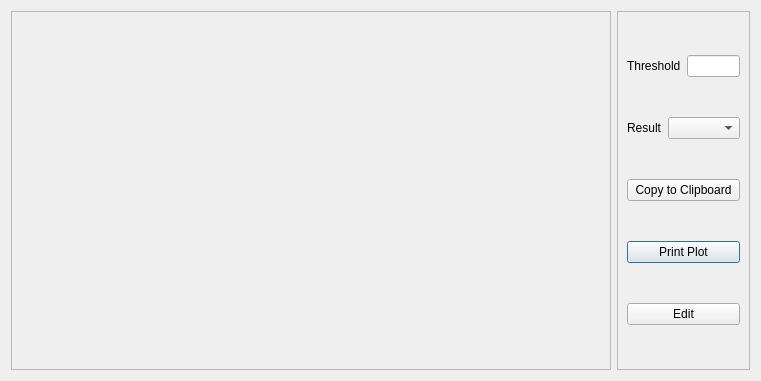
First picture: the form in ui/design_results_graph.ui, repository Inigobarbe/VFSMOD-GUI, before the edit.
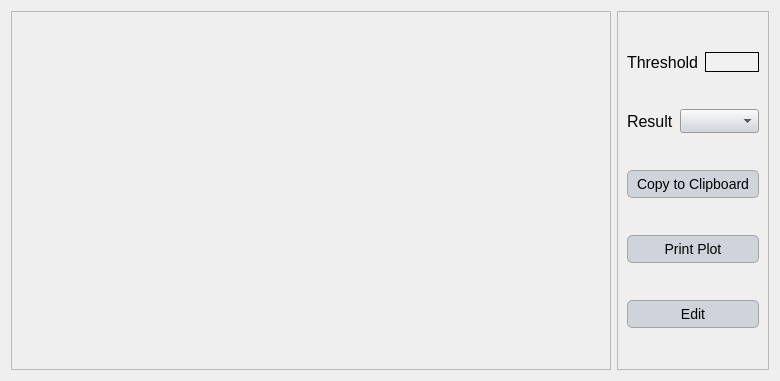
Second picture: the form after the edit.

```diff
--- a/ui/design_results_graph.ui
+++ b/ui/design_results_graph.ui
@@ -6,13 +6,116 @@
    <rect>
     <x>0</x>
     <y>0</y>
-    <width>712</width>
+    <width>757</width>
     <height>381</height>
    </rect>
   </property>
   <property name="windowTitle">
    <string>Dialog</string>
   </property>
+  <property name="styleSheet">
+   <string notr="true">QLabel {
+    font-family: 'Georgia'; /* Cambiar la fuente a Georgia */
+    font-size: 16px; /* Cambiar el tamaño de la fuente */
+    color: #000000; /* Color del texto (blanco) */
+}
+
+QLineEdit {
+    font-family: 'Georgia'; /* Cambiar la fuente a Georgia */
+    font-size: 14px; /* Cambiar el tamaño de la fuente */
+    color: #000000; /* Color del texto (blanco) */
+    background-color: #f0f0f0; /* Color de fondo del QLineEdit */
+    border: 1px solid #000000; /* Borde blanco */
+}
+
+QComboBox {
+    font-family: 'Georgia'; /* Cambiar la fuente a Georgia */
+    font-size: 14px; /* Cambiar el tamaño de la fuente */
+    color: #000000; /* Color del texto (blanco) */
+    background-color: #cfd4da; /* Fondo oscuro del ComboBox */
+}
+
+QRadioButton {
+    font-family: 'Georgia'; /* Cambiar la fuente a Georgia */
+    font-size: 14px; /* Cambiar el tamaño de la fuente */
+    color: #000000; /* Color del texto (blanco) */
+}
+
+QCheckBox {
+    font-family: 'Georgia'; /* Cambiar la fuente a Georgia */
+    font-size: 14px; /* Cambiar el tamaño de la fuente */
+    color: #000000; /* Color del texto (blanco) */
+}
+
+/* Cambiar la fuente y estilo de los QPushButton */
+QPushButton {
+    font-family: 'Georgia'; /* Cambiar la fuente */
+    font-size: 14px; /* Cambiar el tamaño de la fuente */
+    color: #000000; /* Color del texto negro */
+    background-color: #cfd4da; /* Fondo gris claro */
+    border: 1px solid #a1a6ad; /* Borde gris medio */
+    border-radius: 5px; /* Bordes redondeados */
+    padding: 5px; /* Espaciado interno */
+}
+
+/* Estilo cuando el ratón pasa sobre el botón */
+QPushButton:hover {
+    color: #000000; /* Mantener el texto negro */
+    background-color: #b7bcc3; /* Fondo gris un poco más oscuro al pasar el mouse */
+}
+
+/* Estilo cuando el botón está presionado */
+QPushButton:pressed {
+    background-color: #a6acb3; /* Fondo ligeramente más oscuro al presionar */
+    color: #000000; /* Mantener el texto negro cuando se presiona */
+}
+
+
+
+/* Estilo general para QTableWidget y QTableView */
+QTableWidget, QTableView {
+    font-family: 'Georgia'; /* Cambiar la fuente a Georgia */
+    font-size: 14px; /* Tamaño de la fuente */
+    color: #000000; /* Color del texto negro */
+    background-color: #e6e9ed; /* Fondo gris claro para la tabla */
+    gridline-color: #a1a6ad; /* Color de las líneas de la tabla (gris medio) */
+    selection-background-color: #b7bcc3; /* Color de fondo cuando se selecciona una celda (gris suave) */
+    selection-color: #000000; /* Color del texto cuando la celda está seleccionada (negro) */
+}
+
+/* Estilo para el encabezado horizontal de la tabla */
+QHeaderView::section {
+    font-family: 'Georgia'; /* Cambiar la fuente a Georgia */
+    font-size: 14px; /* Tamaño de la fuente */
+    color: #000000; /* Color del texto negro */
+    background-color: #cfd4da; /* Fondo gris claro del encabezado */
+    border: 1px solid #a1a6ad; /* Borde gris medio entre las secciones */
+    padding: 4px; /* Espaciado interno en el encabezado */
+}
+
+/* Estilo para las celdas de la tabla al pasar el mouse */
+QTableWidget::item:hover, QTableView::item:hover {
+    background-color: #b7bcc3; /* Fondo gris suave al pasar el mouse */
+    color: #000000; /* Mantener el texto negro */
+}
+
+/* Estilo para las celdas cuando están seleccionadas */
+QTableWidget::item:selected, QTableView::item:selected {
+    background-color: #a6acb3; /* Fondo gris intermedio cuando está seleccionado */
+    color: #000000; /* Texto negro cuando está seleccionado */
+}
+
+/* Ajustar el tamaño de las celdas */
+QTableWidget::item, QTableView::item {
+    padding: 4px; /* Espaciado interno de las celdas */
+}
+
+/* Estilo para el borde inferior de la tabla */
+QTableCornerButton::section {
+    background-color: #cfd4da; /* Fondo del botón de esquina */
+    border: 1px solid #a1a6ad; /* Borde gris medio del botón de esquina */
+}</string>
+  </property>
   <layout class="QGridLayout" name="gridLayout">
    <item row="0" column="1">
     <widget class="QFrame" name="frame_2">
```
